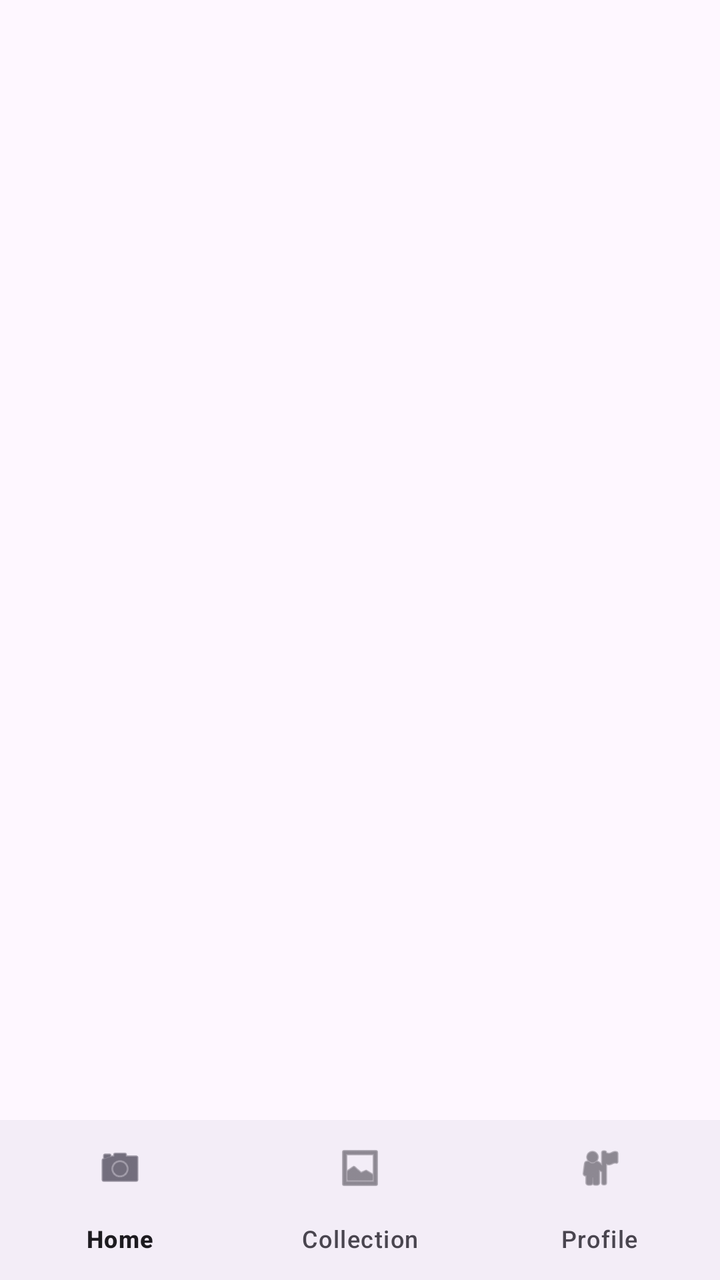
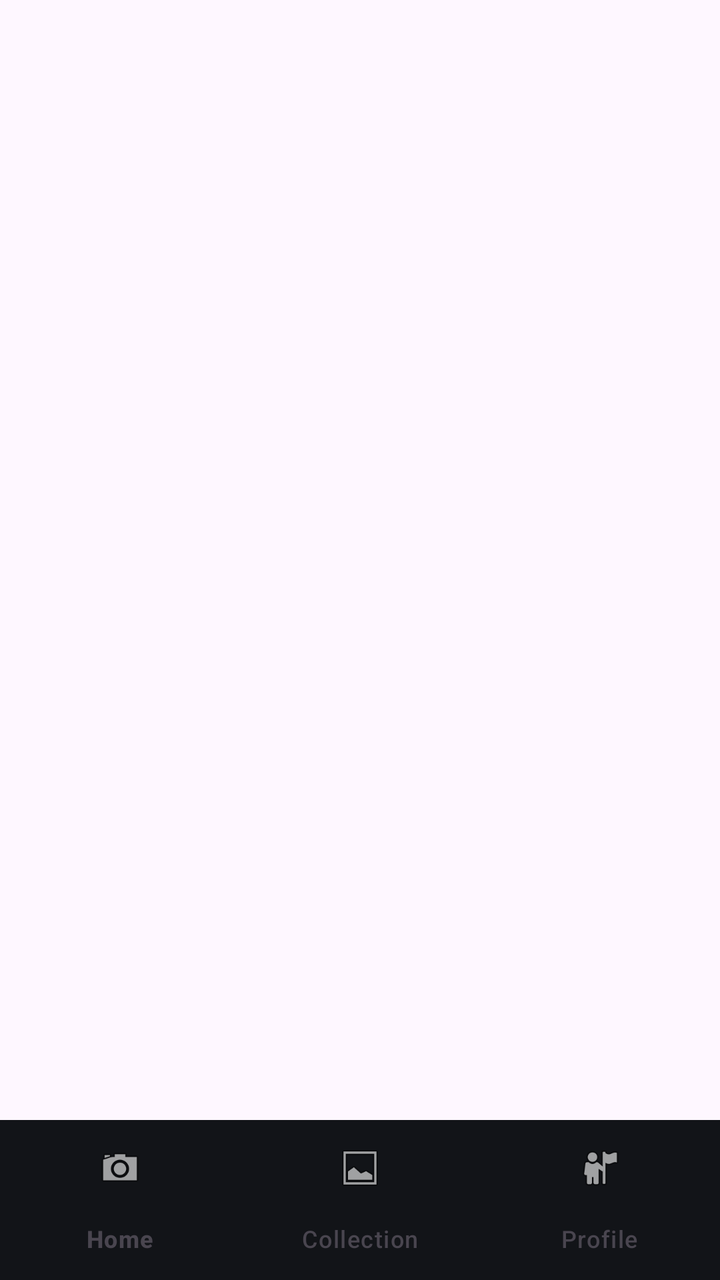

The first picture is an Android layout as it rendered before a commit; the second is the same layout after the commit. The layout source and the unified diff follow.
<!-- AndroidManifest.xml: application theme Theme.VisionVoice -->
<!-- res/layout/activity_main.xml -->
<?xml version="1.0" encoding="utf-8"?>
<RelativeLayout xmlns:android="http://schemas.android.com/apk/res/android"
    xmlns:app="http://schemas.android.com/apk/res-auto"
    xmlns:tools="http://schemas.android.com/tools"
    android:layout_width="match_parent"
    android:layout_height="match_parent"
    tools:context=".ui.main.MainActivity">

    <FrameLayout
        android:id="@+id/fragment_container"
        android:layout_width="match_parent"
        android:layout_height="match_parent"
        android:layout_above="@+id/bottom_navigation" />

    <com.google.android.material.bottomnavigation.BottomNavigationView
        android:id="@+id/bottom_navigation"
        android:layout_width="match_parent"
        android:layout_height="wrap_content"
        android:layout_alignParentBottom="true"
        app:menu="@menu/bottom_nav_menu" />

</RelativeLayout>
<!-- resources referenced by this layout -->
<resources>
  <style name="Theme.VisionVoice" parent="Theme.Material3.DayNight.NoActionBar">
          <item name="colorPrimary">@color/brand_blue</item>
          <item name="colorOnPrimary">@color/white</item>
          <item name="colorSecondary">@color/brand_orange</item>
          <item name="android:statusBarColor">@color/surface_gray</item>
          <item name="android:windowLightStatusBar">true</item>
      </style>
  <color name="brand_blue">#007AFF</color>
  <color name="white">#FFFFFFFF</color>
  <color name="brand_orange">#FF9500</color>
  <color name="surface_gray">#F2F2F7</color>
</resources>

<!-- the commit's change to res/layout/activity_main.xml (unified diff, before → after) -->
@@ -17,6 +17,9 @@
         android:layout_width="match_parent"
         android:layout_height="wrap_content"
         android:layout_alignParentBottom="true"
-        app:menu="@menu/bottom_nav_menu" />
+        app:menu="@menu/bottom_nav_menu"
+        android:background="#121418"
+        app:itemTextColor="@color/nav_item_colors"
+        app:itemIconTint="@color/nav_item_colors"/>
 
 </RelativeLayout>
